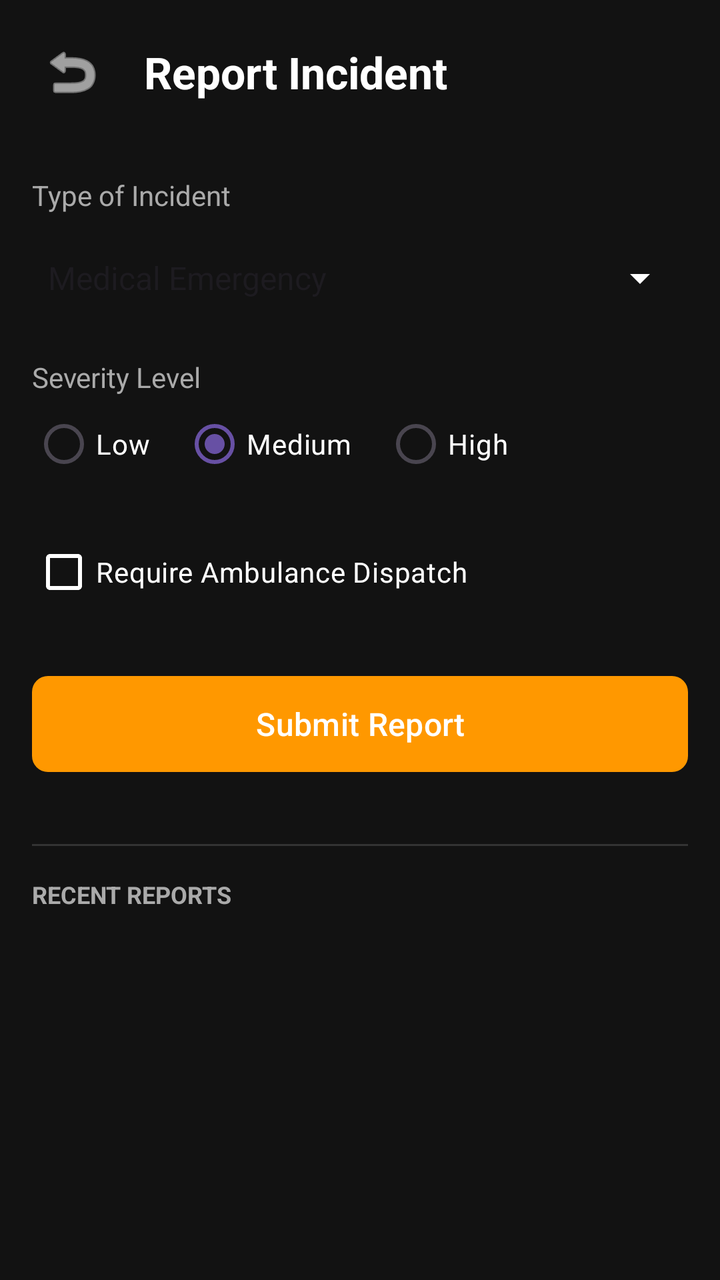
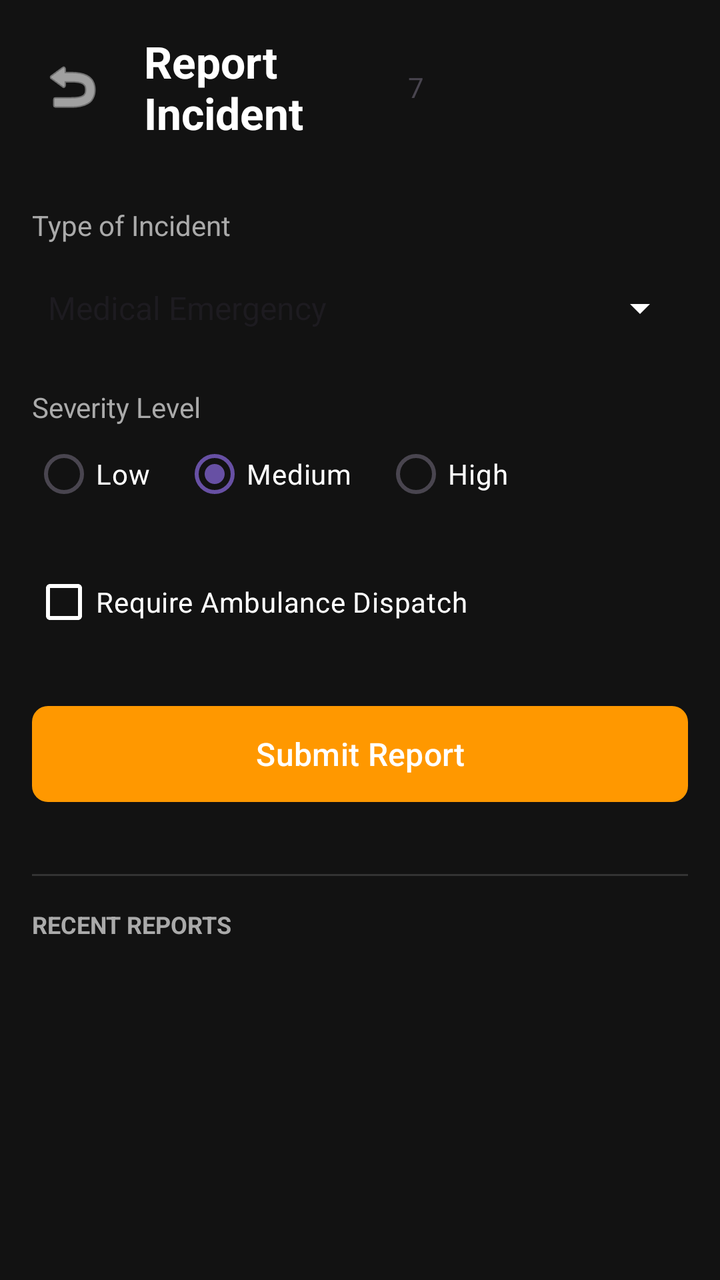

Screens rendered from an Android XML layout before and after an edit, with the pre-edit source and the edit as a unified diff.
<!-- AndroidManifest.xml: application theme Theme.TeraGaurd -->
<!-- res/layout/activity_report_incident.xml -->
<?xml version="1.0" encoding="utf-8"?>
<androidx.constraintlayout.widget.ConstraintLayout xmlns:android="http://schemas.android.com/apk/res/android"
    xmlns:app="http://schemas.android.com/apk/res-auto"
    xmlns:tools="http://schemas.android.com/tools"
    android:id="@+id/main"
    android:layout_width="match_parent"
    android:layout_height="match_parent"
    android:background="#121212"
    tools:context=".ReportIncidentActivity">

    
    <LinearLayout
        android:id="@+id/header"
        android:layout_width="match_parent"
        android:layout_height="wrap_content"
        android:gravity="center_vertical"
        android:orientation="horizontal"
        android:padding="16dp"
        app:layout_constraintTop_toTopOf="parent">

        <ImageButton
            android:id="@+id/btnBack"
            android:layout_width="40dp"
            android:layout_height="40dp"
            android:background="?attr/selectableItemBackgroundBorderless"
            android:contentDescription="Back"
            android:src="@android:drawable/ic_menu_revert"
            app:tint="@android:color/white" />

        <TextView
            android:layout_width="0dp"
            android:layout_height="wrap_content"
            android:layout_marginStart="16dp"
            android:layout_weight="1"
            android:text="Report Incident"
            android:textColor="@android:color/white"
            android:textSize="22sp"
            android:textStyle="bold" />
    </LinearLayout>

    
    <LinearLayout
        android:id="@+id/llForm"
        android:layout_width="match_parent"
        android:layout_height="wrap_content"
        android:orientation="vertical"
        android:padding="16dp"
        app:layout_constraintTop_toBottomOf="@id/header">

        
        <TextView
            android:layout_width="wrap_content"
            android:layout_height="wrap_content"
            android:text="Type of Incident"
            android:textColor="#AAAAAA"
            android:textSize="14sp" />

        <Spinner
            android:id="@+id/spinnerIncidentType"
            android:layout_width="match_parent"
            android:layout_height="48dp"
            android:layout_marginTop="8dp"
            android:backgroundTint="@android:color/white"
            android:entries="@array/incident_types" />

        
        <TextView
            android:layout_width="wrap_content"
            android:layout_height="wrap_content"
            android:layout_marginTop="16dp"
            android:text="Severity Level"
            android:textColor="#AAAAAA"
            android:textSize="14sp" />

        <RadioGroup
            android:id="@+id/radioGroupSeverity"
            android:layout_width="match_parent"
            android:layout_height="wrap_content"
            android:orientation="horizontal">

            <RadioButton
                android:id="@+id/radioLow"
                android:layout_width="wrap_content"
                android:layout_height="wrap_content"
                android:text="Low"
                android:textColor="@android:color/white"
                android:buttonTint="@android:color/white" />

            <RadioButton
                android:id="@+id/radioMedium"
                android:layout_width="wrap_content"
                android:layout_height="wrap_content"
                android:layout_marginStart="16dp"
                android:text="Medium"
                android:textColor="@android:color/white"
                android:checked="true"
                android:buttonTint="@android:color/white" />

            <RadioButton
                android:id="@+id/radioHigh"
                android:layout_width="wrap_content"
                android:layout_height="wrap_content"
                android:layout_marginStart="16dp"
                android:text="High"
                android:textColor="@android:color/white"
                android:buttonTint="@android:color/white" />
        </RadioGroup>

        
        <CheckBox
            android:id="@+id/checkboxAmbulance"
            android:layout_width="wrap_content"
            android:layout_height="wrap_content"
            android:layout_marginTop="16dp"
            android:text="Require Ambulance Dispatch"
            android:textColor="@android:color/white"
            android:buttonTint="@android:color/white" />

        <com.google.android.material.button.MaterialButton
            android:id="@+id/btnSubmitReport"
            android:layout_width="match_parent"
            android:layout_height="56dp"
            android:layout_marginTop="24dp"
            android:text="Submit Report"
            android:textColor="@android:color/white"
            android:textSize="16sp"
            app:backgroundTint="#FF9800"
            app:cornerRadius="8dp" />
    </LinearLayout>

    <View
        android:id="@+id/divider"
        android:layout_width="match_parent"
        android:layout_height="1dp"
        android:layout_marginHorizontal="16dp"
        android:layout_marginTop="16dp"
        android:background="#333333"
        app:layout_constraintTop_toBottomOf="@id/llForm" />

    <TextView
        android:id="@+id/txtHistoryTitle"
        android:layout_width="wrap_content"
        android:layout_height="wrap_content"
        android:layout_marginStart="16dp"
        android:layout_marginTop="16dp"
        android:text="RECENT REPORTS"
        android:textColor="#AAAAAA"
        android:textSize="12sp"
        android:textStyle="bold"
        app:layout_constraintStart_toStartOf="parent"
        app:layout_constraintTop_toBottomOf="@id/divider" />

    
    <ListView
        android:id="@+id/listViewReports"
        android:layout_width="match_parent"
        android:layout_height="0dp"
        android:layout_marginTop="8dp"
        android:divider="#333333"
        android:dividerHeight="1dp"
        android:paddingHorizontal="16dp"
        app:layout_constraintBottom_toBottomOf="parent"
        app:layout_constraintTop_toBottomOf="@id/txtHistoryTitle" />

</androidx.constraintlayout.widget.ConstraintLayout>
<!-- resources referenced by this layout -->
<resources>
  <string-array name="incident_types">
          <item>Medical Emergency</item>
          <item>Fire/Smoke</item>
          <item>Vehicle Accident</item>
          <item>Assault/Robbery</item>
          <item>Suspicious Activity</item>
          <item>Other</item>
      </string-array>
  <style name="Theme.TeraGaurd" parent="Base.Theme.TeraGaurd" />
  <style name="Base.Theme.TeraGaurd" parent="Theme.Material3.DayNight.NoActionBar">
          
          
      </style>
</resources>

<!-- the commit's change to res/layout/activity_report_incident.xml (unified diff, before → after) -->
@@ -36,6 +36,13 @@
             android:textColor="@android:color/white"
             android:textSize="22sp"
             android:textStyle="bold" />
+
+        <TextView
+            android:id="@+id/textView7"
+            android:layout_width="wrap_content"
+            android:layout_height="wrap_content"
+            android:layout_weight="1"
+            android:text="7" />
     </LinearLayout>
 
     
